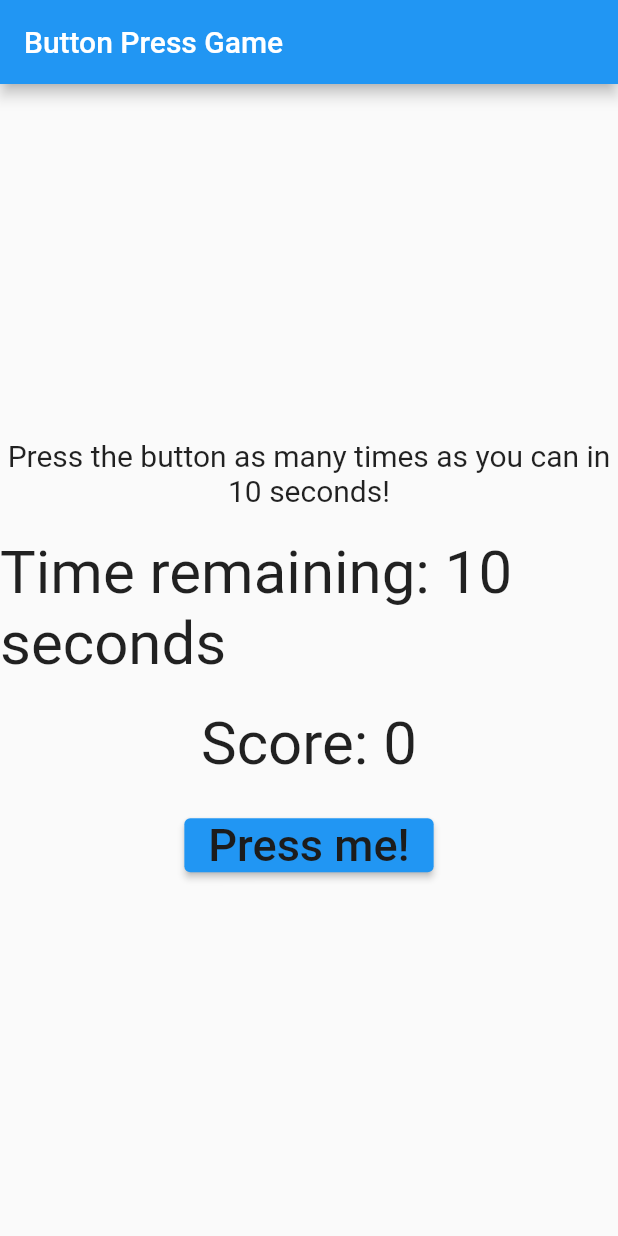
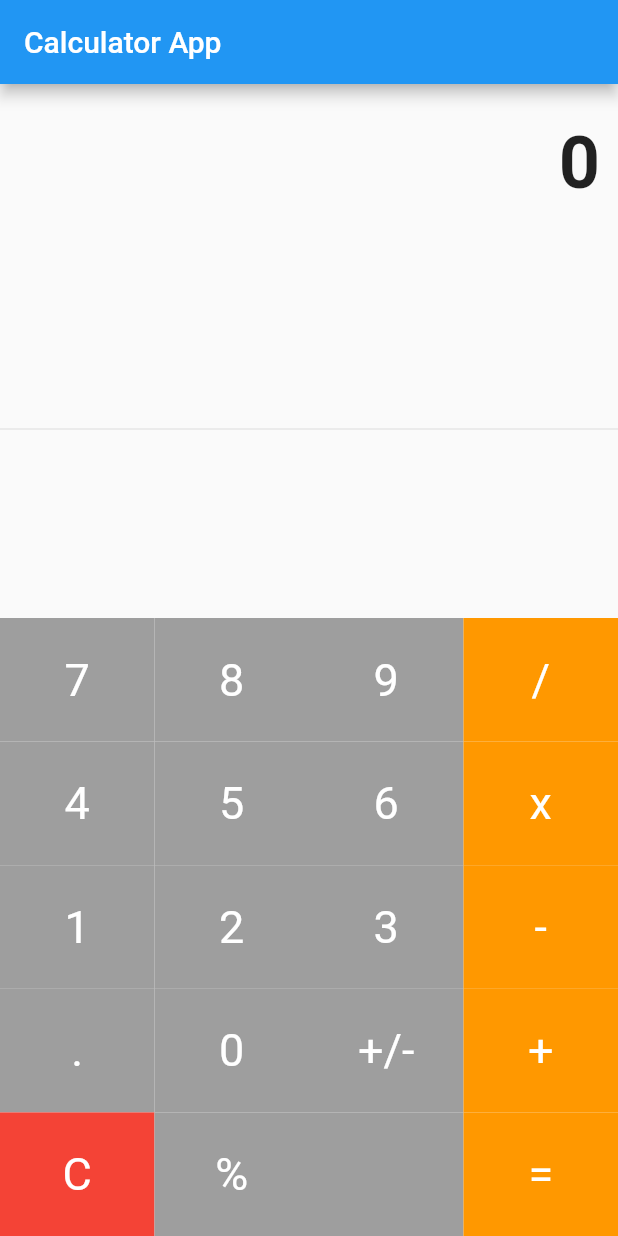
Before and after one commit to shin270080/winApps, a Flutter app: the screen it shows after launch, on a phone screen of 412 x 824 dp. Run offline on Flutter 3.47's test engine with Material 2 defaults, Android fonts, the phone set to English and light mode, and no system bars.

Commit message:
シンプル計算機

```diff
--- a/lib/main.dart
+++ b/lib/main.dart
@@ -1,100 +1,209 @@
-import 'dart:async';
-import 'dart:math';
-
 import 'package:flutter/material.dart';
 
-
-void main() {
-  runApp(MyApp());
-}
-
+void main() => runApp(MyApp());
 
 class MyApp extends StatelessWidget {
   @override
   Widget build(BuildContext context) {
     return MaterialApp(
-      title: 'Button Press Game',
-      home: Scaffold(
-        appBar: AppBar(
-          title: Text('Button Press Game'),
+      title: 'Calculator App',
+      theme: ThemeData(
+        primarySwatch: Colors.blue,
       ),
-        body: Center(
-          child: ButtonPressGame(),
+      home: Calculator(),
+    );
+  }
+}
+
+class Calculator extends StatefulWidget {
+  @override
+  _CalculatorState createState() => _CalculatorState();
+}
+
+class _CalculatorState extends State<Calculator> {
+  String _output = "0";
+
+  String _currentNumber = "0";
+  String _previousNumber = "";
+  String _operation = "";
+
+  void buttonPressed(String buttonText) {
+    if (buttonText == "C") {
+      _output = "0";
+      _currentNumber = "0";
+      _previousNumber = "";
+      _operation = "";
+    } else if (buttonText == "+/-") {
+      _currentNumber.startsWith("-")
+          ? _currentNumber = _currentNumber.substring(1)
+          : _currentNumber = "-" + _currentNumber;
+    } else if (buttonText == "%" && _currentNumber != "") {
+      double currentNumber = double.parse(_currentNumber);
+      double result = currentNumber / 100;
+      _output = result.toString();
+      _currentNumber = result.toString();
+    } else if (buttonText == "." && _currentNumber.contains(".")) {
+      return;
+    } else if (buttonText == ".") {
+      _currentNumber += buttonText;
+    } else if (buttonText == "+" ||
+        buttonText == "-" ||
+        buttonText == "x" ||
+        buttonText == "/") {
+      double currentNumber = double.parse(_currentNumber);
+
+      if (_previousNumber != "") {
+        switch (_operation) {
+          case "+":
+            _output = (double.parse(_previousNumber) + currentNumber).toString();
+            break;
+          case "-":
+            _output = (double.parse(_previousNumber) - currentNumber).toString();
+            break;
+          case "x":
+            _output = (double.parse(_previousNumber) * currentNumber).toString();
+            break;
+          case "/":
+            _output = (double.parse(_previousNumber) / currentNumber).toString();
+            break;
+        }
+        _previousNumber = _output;
+      } else {
+        _previousNumber = _currentNumber;
+      }
+
+      _operation = buttonText;
+      _currentNumber = "";
+    } else if (buttonText == "=") {
+      if (_previousNumber == "") {
+        return;
+      }
+      double currentNumber = double.parse(_currentNumber);
+      switch (_operation) {
+        case "+":
+          _output = (double.parse(_previousNumber) + currentNumber).toString();
+          break;
+        case "-":
+          _output = (double.parse(_previousNumber) - currentNumber).toString();
+          break;
+        case "x":
+          _output = (double.parse(_previousNumber) * currentNumber).toString();
+          break;
+        case "/":
+          _output = (double.parse(_previousNumber) / currentNumber).toString();
+          break;
+      }
+      _previousNumber = "";
+      _currentNumber = _output;
+    } else {
+      _currentNumber += buttonText;
+    }
+
+    setState(() {
+      _output = _currentNumber;
+    });
+  }
+
+  Widget buildButton(String buttonText, double buttonHeight, Color buttonColor) {
+    return Container(
+        height: MediaQuery.of(context).size.height * 0.1,
+        width: MediaQuery.of(context).size.width * 0.25,
+    color: buttonColor,
+    child: TextButton(
+    // shape: RoundedRectangleBorder(
+    // borderRadius: BorderRadius.circular(0.0),
+    // side: BorderSide(
+    //  color: Colors.white,
+    //  width: 1,
+//     style: BorderStyle.solid,
+    // ),
+
+    //padding: EdgeInsets.all(16.0),
+    onPressed: () => buttonPressed(buttonText),
+    child: Text(
+    buttonText,
+    style: TextStyle(
+    fontSize: 30.0,
+    fontWeight: FontWeight.normal,
+    color: Colors.white,
+    ),
     ),
     ),
     );
   }
-}
-
-
-class ButtonPressGame extends StatefulWidget {
-  @override
-  _ButtonPressGameState createState() => _ButtonPressGameState();
-}
-
-class _ButtonPressGameState extends State<ButtonPressGame> {
-  int _score = 0;
-  Timer? _timer;
-  int _start = 10;
-
-  void _incrementScore() {
-    setState(() {
-      _score++;
-    });
-    _restartTimer();
-  }
-
-  void _restartTimer() {
-    if (_timer != null) {
-      _timer?.cancel();
-    }
-
-    setState(() {
-      _start = 10;
-    });
-
-    _timer = Timer.periodic(Duration(seconds: 1), (timer) {
-      setState(() {
-        if (_start == 0) {
-          timer.cancel();
-        } else {
-          _start--;
-        }
-      });
-    });
-  }
 
   @override
   Widget build(BuildContext context) {
-    return Column(
-      mainAxisAlignment: MainAxisAlignment.center,
+    return Scaffold(
+      appBar: AppBar(
+        title: Text('Calculator App'),
+      ),
+      body: Column(
         children: <Widget>[
-        Text(
-          'Press the button as many times as you can in 10 seconds!',
-          style: TextStyle(fontSize: 20.0),
-          textAlign: TextAlign.center,
+          Container(
+            alignment: Alignment.centerRight,
+            padding: EdgeInsets.symmetric(
+              vertical: 24.0,
+              horizontal: 12.0,
             ),
-        SizedBox(height: 20.0),
-        Text(
-          'Time remaining: $_start seconds',
-          style: TextStyle(fontSize: 40.0),
-        ),
-        SizedBox(height: 20.0),
-        Text(
-          'Score: $_score',
-          style: TextStyle(fontSize: 40.0),
-        ),
-        SizedBox(height: 20.0),
-        ElevatedButton(
-          onPressed: _incrementScore,
             child: Text(
-            'Press me!',
-            style: TextStyle(fontSize: 30.0,
-          color: Color.fromARGB(255, Random().nextInt(256), Random().nextInt(256), Random().nextInt(256)),
+              _output,
+              style: TextStyle(
+                fontSize: 48.0,
+                fontWeight: FontWeight.bold,
               ),
             ),
           ),
+          Expanded(
+            child: Divider(),
+          ),
+          Row(
+            mainAxisAlignment: MainAxisAlignment.center,
+            children: <Widget>[
+              buildButton("7", 1, Colors.grey),
+              buildButton("8", 1, Colors.grey),
+              buildButton("9", 1, Colors.grey),
+              buildButton("/", 1, Colors.orange),
             ],
+          ),
+          Row(
+            mainAxisAlignment: MainAxisAlignment.center,
+            children: <Widget>[
+              buildButton("4", 1, Colors.grey),
+              buildButton("5", 1, Colors.grey),
+              buildButton("6", 1, Colors.grey),
+              buildButton("x", 1, Colors.orange),
+            ],
+          ),
+          Row(
+            mainAxisAlignment: MainAxisAlignment.center,
+            children: <Widget>[
+              buildButton("1", 1, Colors.grey),
+              buildButton("2", 1, Colors.grey),
+              buildButton("3", 1, Colors.grey),
+              buildButton("-", 1, Colors.orange),
+            ],
+          ),
+          Row(
+            mainAxisAlignment: MainAxisAlignment.center,
+            children: <Widget>[
+              buildButton(".", 1, Colors.grey),
+              buildButton("0", 1, Colors.grey),
+              buildButton("+/-", 1, Colors.grey),
+              buildButton("+", 1, Colors.orange),
+            ],
+          ),
+          Row(
+            mainAxisAlignment: MainAxisAlignment.center,
+            children: <Widget>[
+              buildButton("C", 1, Colors.red),
+              buildButton("%", 1, Colors.grey),
+              buildButton("", 1, Colors.grey),
+              buildButton("=", 1, Colors.orange),
+            ],
+          ),
+        ],
+      ),
     );
   }
 }
```
Lines whose indentation alone changed are shown as unchanged.
